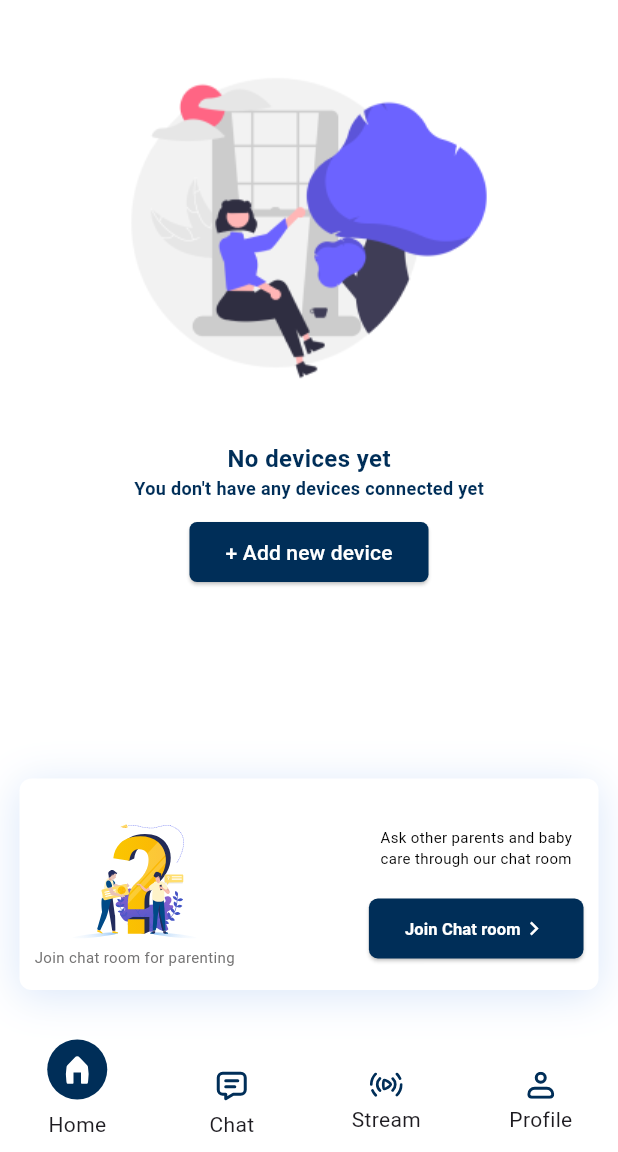
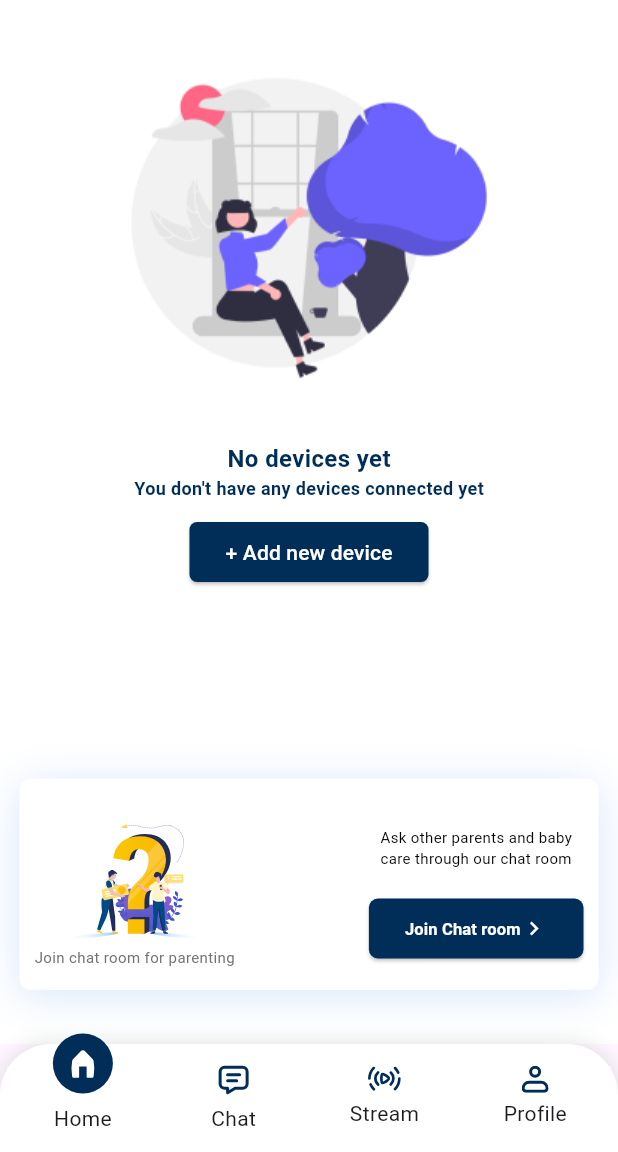
Before and after one commit to parallax-kal/spartan, a Flutter app: the HomeScreen screen opened by its route, on a phone screen of 412 x 824 dp, the part 84-1236 px from its top. Run offline on Flutter 3.47's test engine with Material 3 defaults, Android fonts, the phone set to English and light mode, and no system bars; drawn by our look-alikes of curved_labeled_navigation_bar; our stand-ins replace awesome_notifications, awesome_snackbar_content, cached_network_image, cloud_firestore, firebase_auth, firebase_core and 8 more; missing offline and left inert: chat_composer, flutter_facebook_auth, reaction_askany, simple_fontellico_progress_dialog; accounts and stored records are empty; network calls fail.

Commit message:
Refactor paths, update dependencies, and add chat screen

```diff
--- a/lib/models/SpartanUser.dart
+++ b/lib/models/SpartanUser.dart
@@ -97,6 +97,9 @@ class UnReadMessage {
     );
   }
 
+  static int getRoomUnReadMessages(String roomId, List<UnReadMessage>? unReadMessages) {
+    return unReadMessages?.firstWhere((element) => element.roomId == roomId).count ?? 0;
+  }
   Map<String, dynamic> toJson() {
     return {
       'roomId': roomId,
--- a/lib/screens/dashboard/BottomNavigationContainer.dart
+++ b/lib/screens/dashboard/BottomNavigationContainer.dart
@@ -155,8 +155,30 @@ class _BottomNavigationContainerState extends State<BottomNavigationContainer> {
         child: widget.child,
       ),
       bottomNavigationBar: !noBottomNavScreens.contains(widget.path)
-          ? CurvedNavigationBar(
+          ?
+           Container(
+            height: 72,
+              padding: const EdgeInsets.only(top: 15, left: 5, right: 5),
+              decoration: BoxDecoration(
+                color: Colors.white,
+                borderRadius: BorderRadius.only(
+                  topLeft: Radius.circular(34),
+                  topRight: Radius.circular(34),
+                ),
+                boxShadow: [
+                  BoxShadow(
+                    color: Colors.black.withOpacity(0.1),
+                    spreadRadius: 1,
+                    blurRadius: 11,
+                    offset: const Offset(0, 0),
+                  )
+                ],
+              ),
+              child:
+               CurvedNavigationBar(
                 key: _bottomNavigationKey,
+                height: 74,
+                color: Colors.transparent,
                 index: _currentIndex,
                 items: tabs.map((tab) {
                   return CurvedNavigationBarItem(
@@ -166,7 +188,6 @@ class _BottomNavigationContainerState extends State<BottomNavigationContainer> {
                     label: tab.label,
                   );
                 }).toList(),
-              color: Colors.white,
                 buttonBackgroundColor: const Color(0xFF002E58),
                 backgroundColor: Colors.white,
                 animationCurve: Curves.easeInOut,
@@ -175,6 +196,7 @@ class _BottomNavigationContainerState extends State<BottomNavigationContainer> {
                   _changeTab(context, index);
                 },
                 letIndexChange: (index) => true,
+              )
             )
           : null,
     );
```
Also changed, not shown: lib/screens/dashboard/chat/RoomsScreen.dart (+76 -5 lines), lib/screens/dashboard/stream/UniqueStreamScreen.dart (+16 -19 lines), lib/services/chat.dart (+6 -3 lines). Lines whose indentation alone changed are shown as unchanged.
